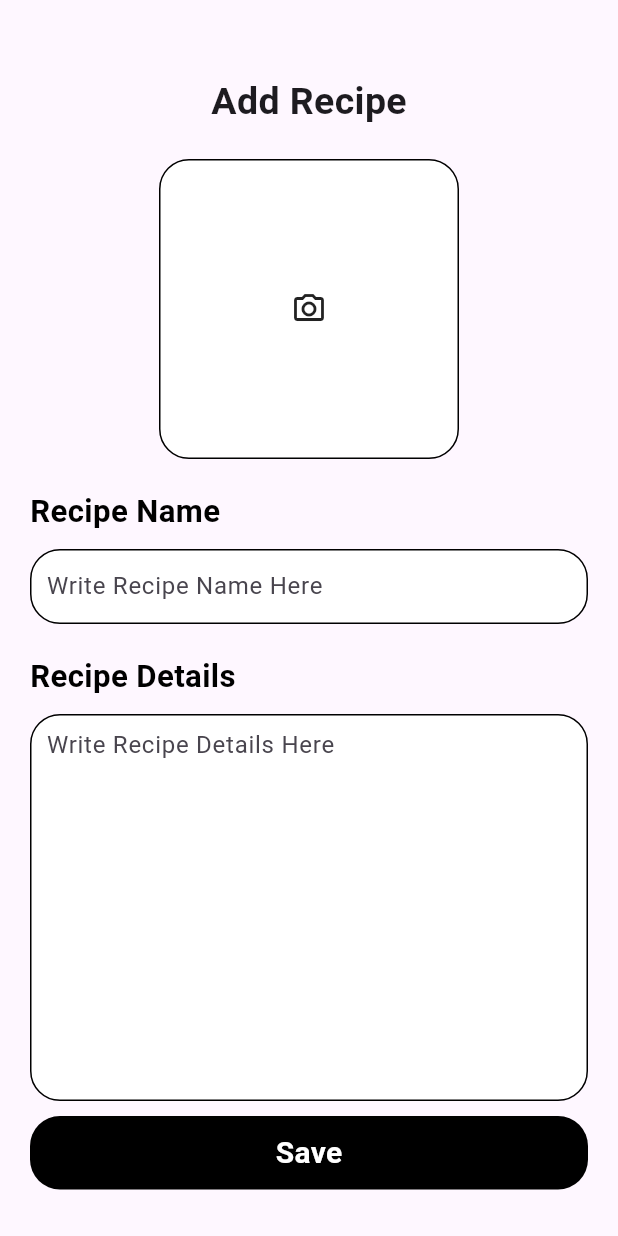
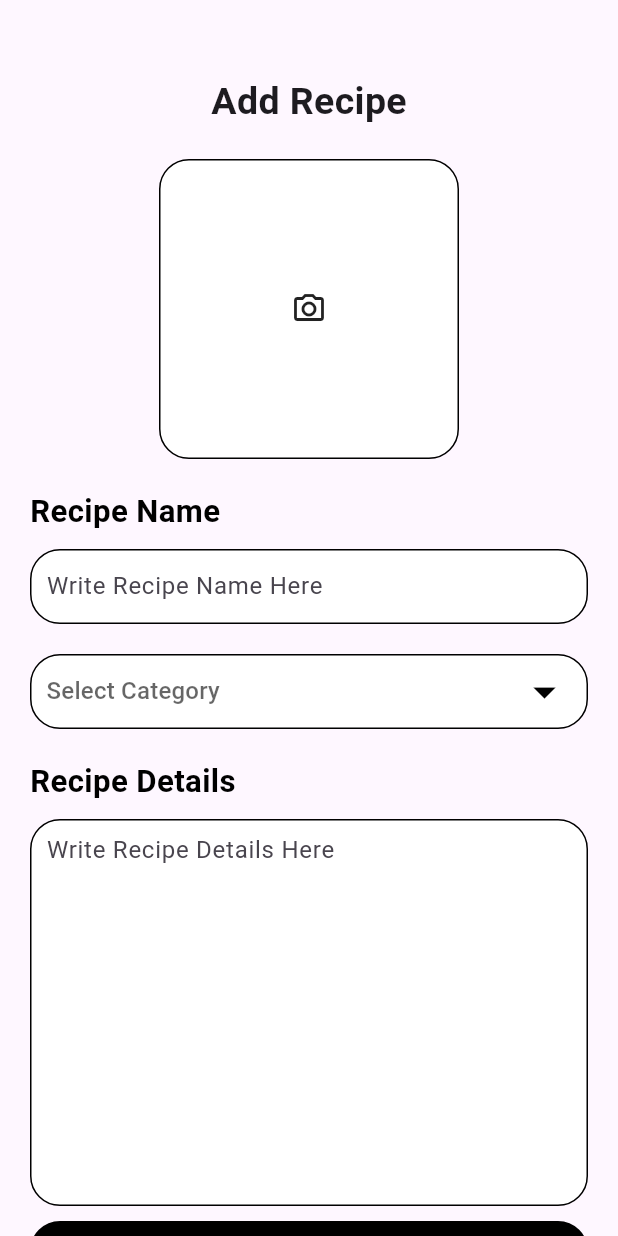
Before and after one commit to priyadarshii786/Swaad_Sansaar, a Flutter app: the screen it shows after launch, on a phone screen of 412 x 824 dp. Run offline on Flutter 3.47's test engine with Material 3 defaults, Android fonts, the phone set to English and light mode, and no system bars; our stand-ins replace cloud_firestore, firebase_core, firebase_storage, fluttertoast, image_picker, random_string; accounts and stored records are empty.

Commit message:
C-12; Added Dropdown button to "Add Recipe" Screen.

```diff
--- a/lib/pages/add_recipe.dart
+++ b/lib/pages/add_recipe.dart
@@ -1,5 +1,6 @@
 import 'dart:io';
 import 'package:firebase_storage/firebase_storage.dart';
+import 'package:flutter/foundation.dart';
 import 'package:flutter/material.dart';
 import 'package:fluttertoast/fluttertoast.dart';
 import 'package:image_picker/image_picker.dart';
@@ -15,6 +16,22 @@ class AddRecipe extends StatefulWidget {
 }
 
 class _AddRecipeState extends State<AddRecipe> {
+  //*--------------------------------------------
+  String? value;
+  final List<String> recipe = [
+    "Soup Recipes",
+    "Biryani",
+    "Chicken Recipes",
+    "Fish Recipes",
+    "Mutton Recipes",
+    "Indian",
+    "Italian",
+    "Chinese",
+    "Dosa"
+  ];
+
+  //*--------------------------------------------
+
   //! --------------------------------------------
   File? selectedImage;
   TextEditingController namecontroller = new TextEditingController();
@@ -66,7 +83,8 @@ class _AddRecipeState extends State<AddRecipe> {
   @override
   Widget build(BuildContext context) {
     return Scaffold(
-      body: Container(
+      body: SingleChildScrollView(
+        child: Container(
           margin: EdgeInsets.only(
               top: 50.0,
               left: 20.0,
@@ -79,7 +97,8 @@ class _AddRecipeState extends State<AddRecipe> {
                 children: [
                   Text(
                     "Add Recipe",
-                  style: TextStyle(fontSize: 25.0, fontWeight: FontWeight.bold),
+                    style:
+                        TextStyle(fontSize: 25.0, fontWeight: FontWeight.bold),
                   )
                 ],
               ),
@@ -152,6 +171,41 @@ class _AddRecipeState extends State<AddRecipe> {
               SizedBox(
                 height: 20.0,
               ),
+              Container(
+                padding: EdgeInsets.symmetric(horizontal: 10.0),
+                width: MediaQuery.of(context).size.width,
+                decoration: BoxDecoration(
+                    color: Colors.white,
+                    borderRadius: BorderRadius.circular(20),
+                    border: Border.all()),
+                child: DropdownButtonHideUnderline(
+                  child: DropdownButton<String>(
+                    items: recipe
+                        .map((item) => DropdownMenuItem(
+                            value: item,
+                            child: Text(
+                              item,
+                              style: TextStyle(
+                                  fontSize: 18.0, color: Colors.black),
+                            )))
+                        .toList(),
+                    onChanged: ((value) => setState(() {
+                          this.value = value;
+                        })),
+                    dropdownColor: Colors.white,
+                    hint: Text("Select Category"),
+                    iconSize: 36,
+                    icon: Icon(
+                      Icons.arrow_drop_down,
+                      color: Colors.black,
+                    ),
+                    value: value,
+                  ),
+                ),
+              ),
+              SizedBox(
+                height: 20.0,
+              ),
               Text(
                 "Recipe Details",
                 style: AppWidget.boldfieldtextstyle(),
@@ -202,6 +256,7 @@ class _AddRecipeState extends State<AddRecipe> {
             ],
           ),
         ),
+      ),
     );
   }
 }
```
Lines whose indentation alone changed are shown as unchanged.
